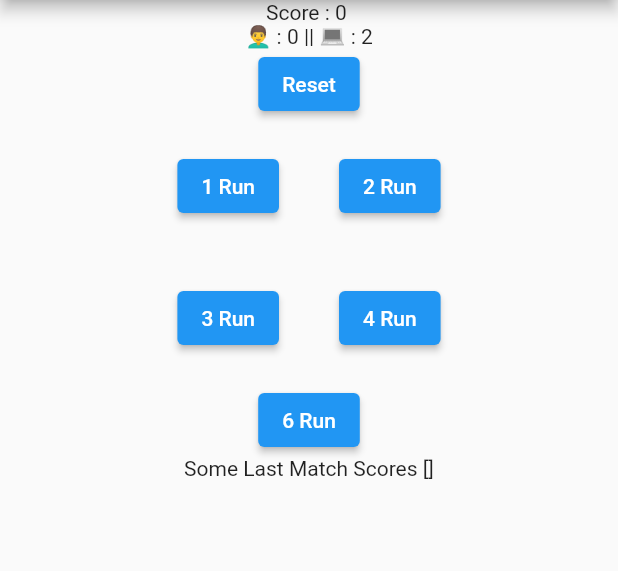
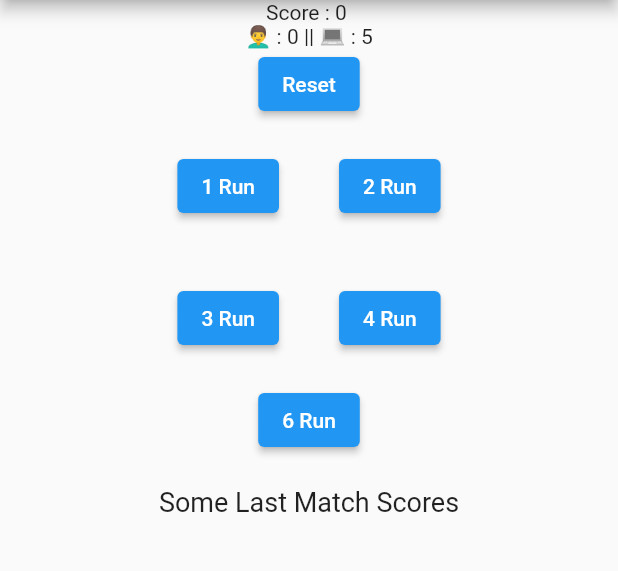
Before and after one commit to pavanbhat1999/Flutter-HandCricket, a Flutter app: the screen it shows after launch, after a tap on "Reset", on a phone screen of 412 x 824 dp, the part 84-655 px from its top. Run offline on Flutter 3.47's test engine with Material 2 defaults, Android fonts, the phone set to English and light mode, and no system bars.

Commit message:
Updated stylings

```diff
--- a/lib/main.dart
+++ b/lib/main.dart
@@ -18,12 +18,10 @@ class _RandomNumberAppState extends State<MyApp> {
   int player1Score = 0;
   bool isGameOver = false;
   List<int> finalScores = [];
+
   void reset() {
-    // randomNumber = 0;
     sum = 0;
     outMessage = 'Playing';
-    //userinput = 0;
-    //player1Score = 0;
   }
 
   void generateRandomNumber(int userinputClick) {
@@ -33,26 +31,17 @@ class _RandomNumberAppState extends State<MyApp> {
       if (userinput == 0) {
         reset();
       }
-      randomNumber = Random().nextInt(7);
-      if (randomNumber == 0) {
-        randomNumber = randomNumber + 1;
-      }
-      if (randomNumber == 5) {
-        randomNumber = randomNumber - 1;
-      }
+      randomNumber = Random().nextInt(6) + 1;
       if (userinput == randomNumber) {
         outMessage = 'Out';
         player1Score = sum;
         finalScores.add(player1Score);
         sum = 0;
         isGameOver = true;
-        //reset();
-      }
-      if (userinput != randomNumber) {
+      } else {
         outMessage = 'Score';
-        sum = sum + userinput;
+        sum += userinput;
         player1Score = sum;
-        //reset();
       }
     });
   }
@@ -62,12 +51,11 @@ class _RandomNumberAppState extends State<MyApp> {
     return MaterialApp(
       home: Scaffold(
         appBar: AppBar(
-          title: const Text(
-            'Hand Cricket with computer',
-          ),
+          title: const Text('Hand Cricket with computer'),
         ),
         body: Center(
-          child: Column(children: [
+          child: Column(
+            children: [
               if (isGameOver)
                 Text(
                   'Game Over\nFinal Score: $player1Score ',
@@ -79,54 +67,61 @@ class _RandomNumberAppState extends State<MyApp> {
                 mainAxisAlignment: MainAxisAlignment.center,
                 children: [
                   Text('👨‍🦱 : $userinput'),
-                Text(' || 💻 : $randomNumber')
+                  Text(' || 💻 : $randomNumber'),
                 ],
               ),
-            // Text(
-            //   '\n\n\nPlayer 1 : $player1Score \n\nUser HIT 👨‍🦱 : $userinput \nComputer Guess💻 : $randomNumber \nTotal Score = $sum \nstatus = $outMessage\n\n\n\n',
-            // ),
               ElevatedButton(
                 onPressed: () => generateRandomNumber(0),
-                child: const Text('Reset')),
+                child: const Text('Reset'),
+              ),
               Row(
                 mainAxisAlignment: MainAxisAlignment.center,
                 children: [
+                  for (int i = 1; i <= 2; i++)
                     Padding(
                       padding: EdgeInsets.all(20.0),
                       child: ElevatedButton(
-                      onPressed: () => generateRandomNumber(1),
-                      child: const Text('1 Run')),
+                        onPressed: () => generateRandomNumber(i),
+                        child: Text('$i Run'),
                       ),
-                Padding(
-                  padding: EdgeInsets.all(20.0),
-                  child: ElevatedButton(
-                      onPressed: () => generateRandomNumber(2),
-                      child: const Text('2 Run')),
-                )
+                    ),
                 ],
               ),
               Row(
                 mainAxisAlignment: MainAxisAlignment.center,
                 children: [
+                  for (int i = 3; i <= 4; i++)
                     Padding(
                       padding: EdgeInsets.all(20.0),
                       child: ElevatedButton(
-                      onPressed: () => generateRandomNumber(3),
-                      child: const Text('3 Run')),
+                        onPressed: () => generateRandomNumber(i),
+                        child: Text('$i Run'),
                       ),
-                Padding(
-                  padding: EdgeInsets.all(20.0),
-                  child: ElevatedButton(
-                      onPressed: () => generateRandomNumber(4),
-                      child: const Text('4 Run')),
-                )
+                    ),
                 ],
               ),
               ElevatedButton(
                 onPressed: () => generateRandomNumber(6),
-                child: const Text('6 Run')),
-            Text('Some Last Match Scores $finalScores'),
-          ]),
+                child: const Text('6 Run'),
+              ),
+              SizedBox(height: 20),
+              Text(
+                'Some Last Match Scores',
+                style: TextStyle(fontSize: 18),
+              ),
+              ListView.builder(
+                shrinkWrap: true,
+                reverse: true,
+                itemCount: finalScores.length,
+                itemBuilder: (BuildContext context, int index) {
+                  int score = finalScores[index];
+                  return ListTile(
+                    title: Center(child: Text('Score: $score')),
+                  );
+                },
+              ),
+            ],
+          ),
         ),
       ),
     );
```
Lines whose indentation alone changed are shown as unchanged.
